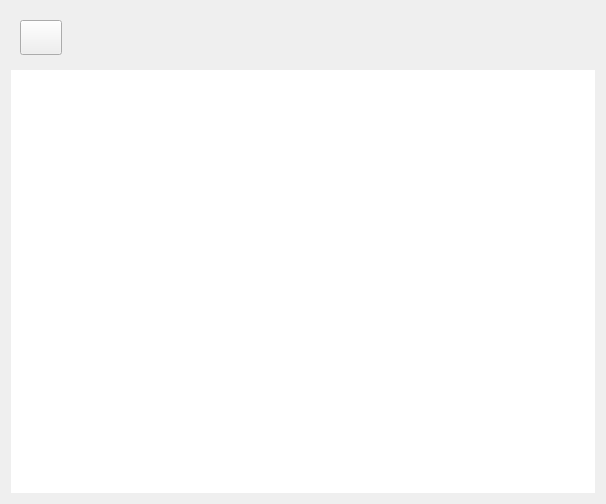
Qt form widgets/viewer/imageviewer.ui (wyc15002105071/Recorder) before a commit.
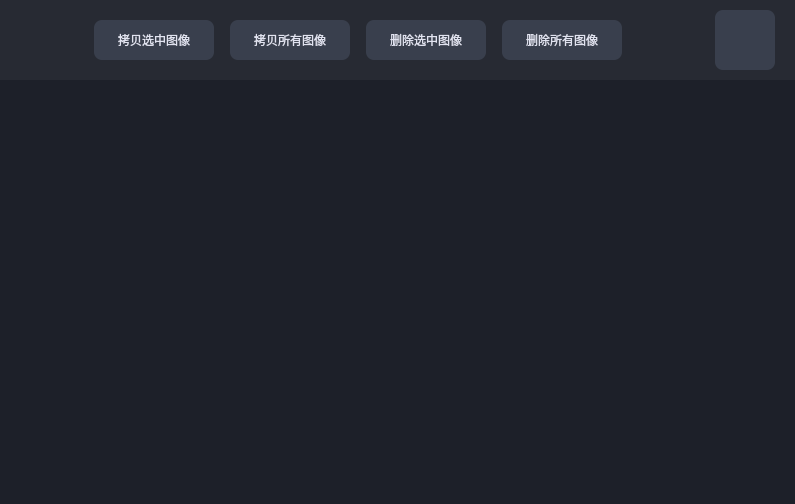
The same form after that commit. Icons and pictures are not drawn.

Commit message: [ImageBrowser]:Add Image Browser

The edit to the form file:
```diff
--- a/widgets/viewer/imageviewer.ui
+++ b/widgets/viewer/imageviewer.ui
@@ -6,7 +6,7 @@
    <rect>
     <x>0</x>
     <y>0</y>
-    <width>606</width>
+    <width>795</width>
     <height>504</height>
    </rect>
   </property>
@@ -14,44 +14,139 @@
    <string>Form</string>
   </property>
   <property name="styleSheet">
-   <string notr="true">#image_list{
+   <string notr="true">#ImageViewer {
+	background-color: rgb(29, 32, 41);
+}
+#image_list{
    color:rgba(255, 255, 255, 1);
 	border:0px;
 	outline:none;
+   
+	background-color: rgb(29, 32, 41);
 }
 
 #image_list::item::selected{
 color:rgba(51, 51, 51, 1);
-background-color: rgb(221, 237, 234, 1);
+background-color: rgba(57, 63, 77, 1);
 }
 
-#back_btn{
-	
-	border-image: url(:/resources/icons/back.png);
-}</string>
+</string>
   </property>
   <layout class="QVBoxLayout" name="verticalLayout">
-   <item>
+   <property name="spacing">
+    <number>0</number>
+   </property>
+   <property name="leftMargin">
+    <number>0</number>
+   </property>
+   <property name="topMargin">
+    <number>0</number>
+   </property>
+   <property name="rightMargin">
+    <number>0</number>
+   </property>
+   <property name="bottomMargin">
+    <number>0</number>
+   </property>
+   <item alignment="Qt::AlignVCenter">
     <widget class="QWidget" name="top" native="true">
+     <property name="sizePolicy">
+      <sizepolicy hsizetype="Preferred" vsizetype="Fixed">
+       <horstretch>0</horstretch>
+       <verstretch>0</verstretch>
+      </sizepolicy>
+     </property>
+     <property name="minimumSize">
+      <size>
+       <width>0</width>
+       <height>80</height>
+      </size>
+     </property>
+     <property name="styleSheet">
+      <string notr="true">#top {
+	background-color: rgb(39, 42, 51);
+}
+
+QPushButton {
+   border-radius:8px;
+	color: rgb(225, 227, 240);
+	background-color: rgba(57, 63, 77, 1);
+}
+
+QPushButton::pressed{
+   border-radius:8px;
+	color: rgb(225, 227, 240);
+	background-color: rgba(24, 144, 255, 1);
+}
+
+#back_btn{
+   background-color:transparent;
+	border-image: url(:/resources/icons/back.png);
+}
+
+#back_btn::clicked{
+   background-color:transparent;
+	border-image: url(:/resources/icons/back.png);
+}
+
+#selectMode_btn {
+	image: url(:/resources/icons/select_mode.png);
+	background-color: rgba(57, 63, 77, 1);
+   border-radius:8px;
+}
+#selectMode_btn::checked {
+	image: url(:/resources/icons/select_mode.png);
+	background-color: rgba(24, 144, 255, 1);
+   border-radius:8px;
+}</string>
+     </property>
      <layout class="QHBoxLayout" name="horizontalLayout">
-      <item alignment="Qt::AlignLeft">
+      <property name="leftMargin">
+       <number>0</number>
+      </property>
+      <property name="topMargin">
+       <number>0</number>
+      </property>
+      <property name="rightMargin">
+       <number>0</number>
+      </property>
+      <property name="bottomMargin">
+       <number>0</number>
+      </property>
+      <item>
+       <spacer name="horizontalSpacer_3">
+        <property name="orientation">
+         <enum>Qt::Horizontal</enum>
+        </property>
+        <property name="sizeType">
+         <enum>QSizePolicy::Fixed</enum>
+        </property>
+        <property name="sizeHint" stdset="0">
+         <size>
+          <width>20</width>
+          <height>20</height>
+         </size>
+        </property>
+       </spacer>
+      </item>
+      <item alignment="Qt::AlignVCenter">
        <widget class="QPushButton" name="back_btn">
         <property name="sizePolicy">
-         <sizepolicy hsizetype="Expanding" vsizetype="Fixed">
+         <sizepolicy hsizetype="Fixed" vsizetype="Fixed">
           <horstretch>0</horstretch>
           <verstretch>0</verstretch>
          </sizepolicy>
         </property>
         <property name="minimumSize">
          <size>
-          <width>42</width>
-          <height>35</height>
+          <width>28</width>
+          <height>48</height>
          </size>
         </property>
         <property name="maximumSize">
          <size>
-          <width>42</width>
-          <height>35</height>
+          <width>28</width>
+          <height>48</height>
          </size>
         </property>
         <property name="text">
@@ -59,6 +154,146 @@
         </property>
        </widget>
       </item>
+      <item>
+       <spacer name="horizontalSpacer_4">
+        <property name="orientation">
+         <enum>Qt::Horizontal</enum>
+        </property>
+        <property name="sizeType">
+         <enum>QSizePolicy::Fixed</enum>
+        </property>
+        <property name="sizeHint" stdset="0">
+         <size>
+          <width>40</width>
+          <height>20</height>
+         </size>
+        </property>
+       </spacer>
+      </item>
+      <item>
+       <widget class="QPushButton" name="copySelected_btn">
+        <property name="sizePolicy">
+         <sizepolicy hsizetype="Fixed" vsizetype="Fixed">
+          <horstretch>0</horstretch>
+          <verstretch>0</verstretch>
+         </sizepolicy>
+        </property>
+        <property name="minimumSize">
+         <size>
+          <width>120</width>
+          <height>40</height>
+         </size>
+        </property>
+        <property name="text">
+         <string>拷贝选中图像</string>
+        </property>
+       </widget>
+      </item>
+      <item>
+       <spacer name="horizontalSpacer_5">
+        <property name="orientation">
+         <enum>Qt::Horizontal</enum>
+        </property>
+        <property name="sizeType">
+         <enum>QSizePolicy::Fixed</enum>
+        </property>
+        <property name="sizeHint" stdset="0">
+         <size>
+          <width>10</width>
+          <height>20</height>
+         </size>
+        </property>
+       </spacer>
+      </item>
+      <item>
+       <widget class="QPushButton" name="copyAll_btn">
+        <property name="sizePolicy">
+         <sizepolicy hsizetype="Fixed" vsizetype="Fixed">
+          <horstretch>0</horstretch>
+          <verstretch>0</verstretch>
+         </sizepolicy>
+        </property>
+        <property name="minimumSize">
+         <size>
+          <width>120</width>
+          <height>40</height>
+         </size>
+        </property>
+        <property name="text">
+         <string>拷贝所有图像</string>
+        </property>
+       </widget>
+      </item>
+      <item>
+       <spacer name="horizontalSpacer_6">
+        <property name="orientation">
+         <enum>Qt::Horizontal</enum>
+        </property>
+        <property name="sizeType">
+         <enum>QSizePolicy::Fixed</enum>
+        </property>
+        <property name="sizeHint" stdset="0">
+         <size>
+          <width>10</width>
+          <height>20</height>
+         </size>
+        </property>
+       </spacer>
+      </item>
+      <item>
+       <widget class="QPushButton" name="delSelected_btn">
+        <property name="sizePolicy">
+         <sizepolicy hsizetype="Fixed" vsizetype="Fixed">
+          <horstretch>0</horstretch>
+          <verstretch>0</verstretch>
+         </sizepolicy>
+        </property>
+        <property name="minimumSize">
+         <size>
+          <width>120</width>
+          <height>40</height>
+         </size>
+        </property>
+        <property name="text">
+         <string>删除选中图像</string>
+        </property>
+       </widget>
+      </item>
+      <item>
+       <spacer name="horizontalSpacer_7">
+        <property name="orientation">
+         <enum>Qt::Horizontal</enum>
+        </property>
+        <property name="sizeType">
+         <enum>QSizePolicy::Fixed</enum>
+        </property>
+        <property name="sizeHint" stdset="0">
+         <size>
+          <width>10</width>
+          <height>20</height>
+         </size>
+        </property>
+       </spacer>
+      </item>
+      <item>
+       <widget class="QPushButton" name="delAll_btn">
+        <property name="sizePolicy">
+         <sizepolicy hsizetype="Fixed" vsizetype="Fixed">
+          <horstretch>0</horstretch>
+          <verstretch>0</verstretch>
+         </sizepolicy>
+        </property>
+        <property name="minimumSize">
+         <size>
+          <width>120</width>
+          <height>40</height>
+         </size>
+        </property>
+        <property name="text">
+         <string>删除所有图像</string>
+        </property>
+       </widget>
+      </item>
       <item>
        <spacer name="horizontalSpacer">
         <property name="orientation">
@@ -72,6 +307,44 @@
         </property>
        </spacer>
       </item>
+      <item>
+       <widget class="QPushButton" name="selectMode_btn">
+        <property name="sizePolicy">
+         <sizepolicy hsizetype="Fixed" vsizetype="Fixed">
+          <horstretch>0</horstretch>
+          <verstretch>0</verstretch>
+         </sizepolicy>
+        </property>
+        <property name="minimumSize">
+         <size>
+          <width>60</width>
+          <height>60</height>
+         </size>
+        </property>
+        <property name="text">
+         <string/>
+        </property>
+        <property name="checkable">
+         <bool>true</bool>
+        </property>
+       </widget>
+      </item>
+      <item>
+       <spacer name="horizontalSpacer_2">
+        <property name="orientation">
+         <enum>Qt::Horizontal</enum>
+        </property>
+        <property name="sizeType">
+         <enum>QSizePolicy::Fixed</enum>
+        </property>
+        <property name="sizeHint" stdset="0">
+         <size>
+          <width>20</width>
+          <height>0</height>
+         </size>
+        </property>
+       </spacer>
+      </item>
      </layout>
     </widget>
    </item>
```
Left out of the diff: 38 changed lines with no effect on the pictures. The commit also changes 25 other files.
